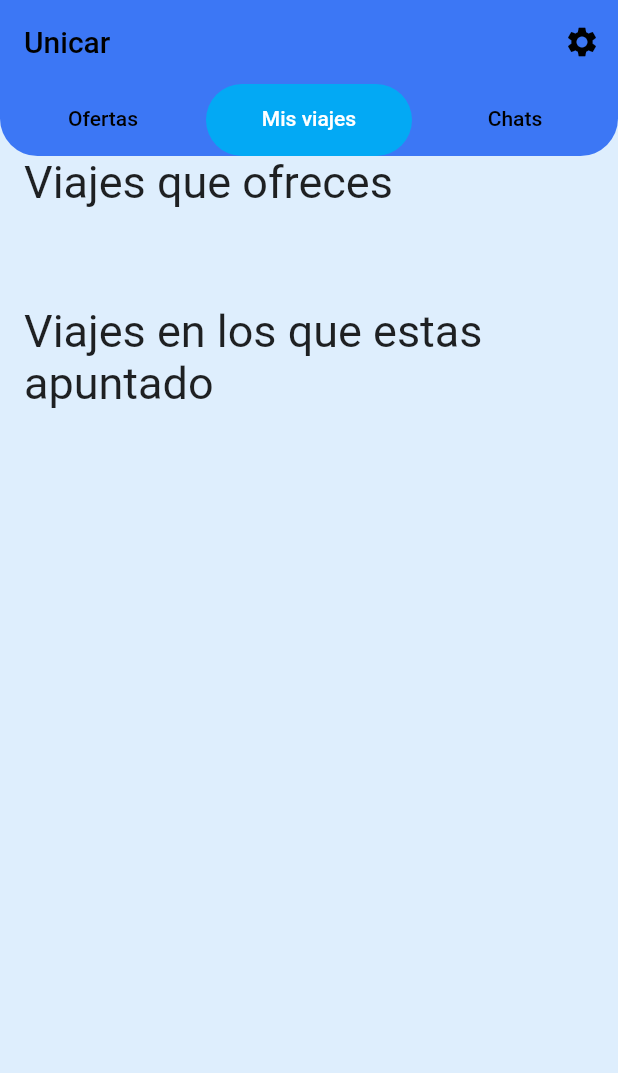
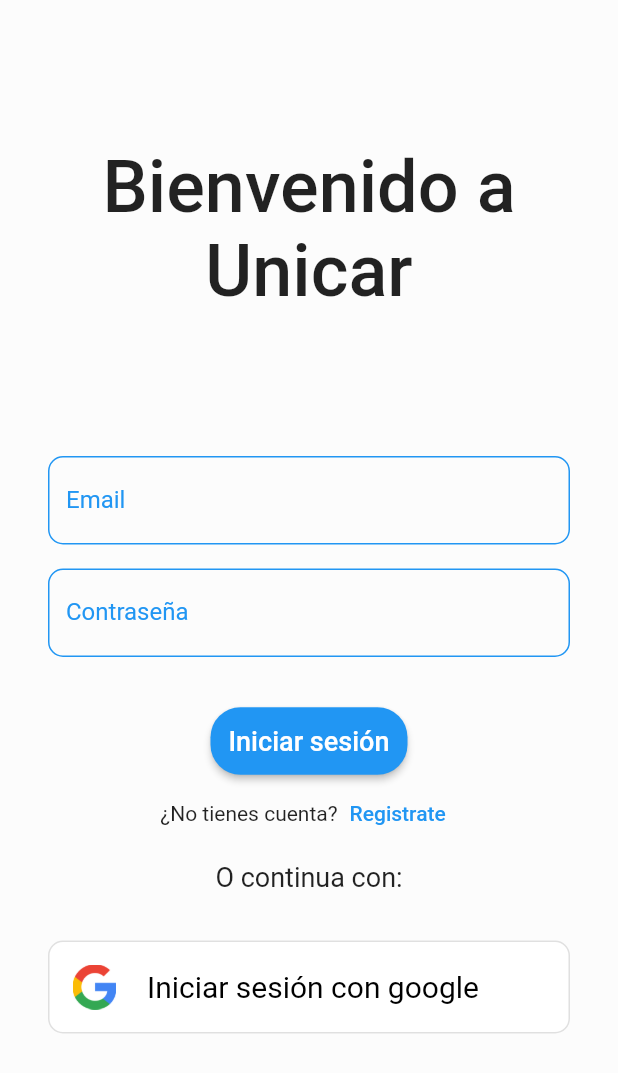
Before and after one commit to BryanVL/unicar, a Flutter app: the screen it shows after launch, on a phone screen of 412 x 824 dp. Shown: the top 1073 px of the screen. Run offline on Flutter 3.47's test engine with Material 2 defaults, Android fonts, the light colour scheme and no system bars; our stand-ins replace flutter_riverpod, riverpod_annotation, string_validator, supabase_flutter; accounts and stored records are empty.

Commit message:
Registro e iniciar sesión WIP

```diff
--- a/lib/main.dart
+++ b/lib/main.dart
@@ -5,8 +5,10 @@ import 'package:unicar/screens/chats_screen.dart';
 import 'package:unicar/screens/configuracion_screen.dart';
 import 'package:unicar/screens/crear_oferta_screen.dart';
 import 'package:unicar/screens/filtrar_screen.dart';
+import 'package:unicar/screens/login_screen.dart';
 import 'package:unicar/screens/mis_viajes_screen.dart';
 import 'package:unicar/screens/ofertas_screen.dart';
+import 'package:unicar/screens/register_screen.dart';
 import 'package:unicar/screens/tab_bar_screen.dart';
 
 Future<void> main() async {
@@ -34,7 +36,8 @@ class MyApp extends StatelessWidget {
         primarySwatch: Colors.blue,
         primaryColor: Colors.blue,
         brightness: Brightness.light,
-          scaffoldBackgroundColor: const Color.fromARGB(255, 222, 238, 253),
+        scaffoldBackgroundColor: Color.fromARGB(255, 252, 252,
+            252), //Color.fromARGB(255, 251, 255, 255), //const Color.fromARGB(255, 222, 238, 253),
         iconTheme: const IconThemeData(
           color: Colors.black,
         ),
@@ -59,15 +62,18 @@ class MyApp extends StatelessWidget {
         ),
         buttonTheme: const ButtonThemeData(
           textTheme: ButtonTextTheme.primary,
-          )),
-      home: const TabBarScreen(title: 'Unicar'),
+        ),
+      ),
+      home: const LoginScreen(), //const TabBarScreen(title: 'Unicar'),
       routes: {
+        TabBarScreen.kRouteName: (context) => const TabBarScreen(title: 'Unicar'),
         OfertasScreen.kRouteName: (ctx) => const OfertasScreen(),
         MisViajesScreen.kRouteName: (context) => const MisViajesScreen(),
         ChatsScreen.kRouteName: (context) => const ChatsScreen(),
         CrearOferta.kRouteName: (context) => const CrearOferta(),
         FiltrarScreen.kRouteName: (context) => const FiltrarScreen(),
         ConfiguracionScreen.kRouteName: (context) => const ConfiguracionScreen(),
+        RegisterScreen.kRouteName: (context) => const RegisterScreen(),
       },
     );
   }
--- a/lib/providers/oferta_provider.dart
+++ b/lib/providers/oferta_provider.dart
@@ -241,11 +241,6 @@ class OfertasDisponiblesController extends r.AsyncNotifier<List<Oferta>> {
     eliminarOferta(oferta.id);
   }
 
-  Future<void> actualizarDatos() async {
-    final datos = await _inicializarLista();
-    state = AsyncValue.data(datos);
-  }
-
   void filtrar(String origen, String destino, String hora) {
     List<Oferta> nuevoEstado = [];
     List<Oferta> aux = [];
--- a/lib/screens/login_screen.dart
+++ b/lib/screens/login_screen.dart
@@ -0,0 +1,144 @@
+import 'package:flutter/material.dart';
+import 'package:flutter_riverpod/flutter_riverpod.dart';
+import 'package:unicar/screens/register_screen.dart';
+import 'package:unicar/widgets/buttons.dart';
+import 'package:unicar/widgets/textform.dart';
+import 'package:string_validator/string_validator.dart';
+
+class LoginScreen extends ConsumerStatefulWidget {
+  const LoginScreen({super.key});
+
+  @override
+  ConsumerState<ConsumerStatefulWidget> createState() => _LoginScreenState();
+}
+
+class _LoginScreenState extends ConsumerState<LoginScreen> {
+  final _formKey = GlobalKey<FormState>();
+  final correoController = TextEditingController();
+  final passController = TextEditingController();
+  @override
+  Widget build(BuildContext context) {
+    return Scaffold(
+      backgroundColor:
+          const Color.fromARGB(255, 252, 252, 252), //const Color.fromARGB(255, 245, 254, 255),
+      body: SingleChildScrollView(
+        child: Form(
+          key: _formKey,
+          child: Column(
+            mainAxisAlignment: MainAxisAlignment.center,
+            crossAxisAlignment: CrossAxisAlignment.center,
+            children: [
+              const Padding(
+                padding: EdgeInsets.only(top: 96.0, bottom: 64),
+                child: Text(
+                  textAlign: TextAlign.center,
+                  'Bienvenido a Unicar',
+                  style: TextStyle(
+                    fontWeight: FontWeight.w500,
+                    fontSize: 48,
+                  ),
+                ),
+              ),
+              Padding(
+                padding: const EdgeInsets.only(top: 32, bottom: 16.0, left: 32, right: 32),
+                child: MyTextForm(
+                  controlador: correoController,
+                  tipoTeclado: TextInputType.emailAddress,
+                  label: 'Email',
+                  funcionValidacion: (String? value) {
+                    if (!isEmail(value ?? '')) {
+                      return 'Email no valido';
+                    }
+
+                    return null;
+                  },
+                ),
+              ),
+              Padding(
+                padding: const EdgeInsets.only(bottom: 32.0, left: 32, right: 32),
+                child: MyTextForm(
+                  controlador: passController,
+                  esconder: true,
+                  label: 'Contraseña',
+                  funcionValidacion: (String? value) {
+                    if (value == null || value.isEmpty) {
+                      return 'La contraseña no puede estar vacia';
+                    }
+                    return null;
+                  },
+                ),
+              ),
+              boton(
+                //TODO funcion para iniciar sesión
+                funcion: () {
+                  if (_formKey.currentState!.validate()) {}
+                },
+                textoBoton: 'Iniciar sesión',
+                paddingTodo: 12,
+                textSize: 18,
+              ),
+              Row(
+                mainAxisAlignment: MainAxisAlignment.center,
+                children: [
+                  const Text('¿No tienes cuenta?'),
+                  TextButton(
+                    onPressed: () {
+                      Navigator.of(context).pushNamed(RegisterScreen.kRouteName);
+                    },
+                    child: const Text('Registrate'),
+                  )
+                ],
+              ),
+              const Padding(
+                padding: EdgeInsets.only(top: 8.0),
+                child: Text(
+                  'O continua con:',
+                  style: TextStyle(fontSize: 18),
+                ),
+              ),
+              Padding(
+                padding: const EdgeInsets.all(32.0),
+                child: OutlinedButton(
+                  style: OutlinedButton.styleFrom(
+                    shape: const RoundedRectangleBorder(
+                      borderRadius: BorderRadius.all(
+                        Radius.circular(10),
+                      ),
+                    ),
+                    backgroundColor: Colors.white,
+                    padding: const EdgeInsets.all(16),
+                    alignment: Alignment.center,
+                    textStyle: const TextStyle(
+                      fontSize: 18,
+                      color: Colors.black,
+                    ),
+                  ),
+                  onPressed: () {},
+                  child: Row(
+                    children: const [
+                      Image(
+                        height: 30,
+                        width: 30,
+                        image: AssetImage(
+                          'lib/assets/googleIcon.png',
+                        ),
+                      ),
+                      SizedBox(
+                        width: 20,
+                      ),
+                      Text(
+                        'Iniciar sesión con google',
+                        textAlign: TextAlign.center,
+                        style: TextStyle(color: Colors.black, fontSize: 20),
+                      )
+                    ],
+                  ),
+                ),
+              )
+            ],
+          ),
+        ),
+      ),
+    );
+  }
+}
--- a/lib/screens/ofertas_screen.dart
+++ b/lib/screens/ofertas_screen.dart
@@ -2,6 +2,8 @@ import 'package:flutter/material.dart';
 import 'package:flutter_riverpod/flutter_riverpod.dart';
 import 'package:unicar/models/oferta.dart';
 import 'package:unicar/providers/oferta_provider.dart';
+import 'package:unicar/screens/crear_oferta_screen.dart';
+import 'package:unicar/screens/filtrar_screen.dart';
 import 'package:unicar/widgets/buttons.dart';
 
 import '../models/tarjetaViaje.dart';
@@ -32,7 +34,7 @@ class OfertasScreen extends ConsumerWidget {
                   paddingRight: 64,
                   textoBoton: 'Filtrar',
                   funcion: () {
-                    Navigator.of(context).pushNamed('/Filtrar');
+                    Navigator.of(context).pushNamed(FiltrarScreen.kRouteName);
                   },
                 ),
               ),
@@ -75,7 +77,7 @@ class OfertasScreen extends ConsumerWidget {
       floatingActionButton: FloatingActionButton.extended(
         backgroundColor: const Color.fromARGB(255, 60, 119, 245),
         onPressed: () {
-          Navigator.of(context).pushNamed('/CrearOferta');
+          Navigator.of(context).pushNamed(CrearOferta.kRouteName);
         },
         label: const Text('Publicar oferta'),
         icon: const Icon(Icons.add),
--- a/lib/widgets/appbar.dart
+++ b/lib/widgets/appbar.dart
@@ -1,4 +1,5 @@
 import 'package:flutter/material.dart';
+import 'package:unicar/screens/configuracion_screen.dart';
 
 class MyAppbar extends StatelessWidget {
   const MyAppbar({super.key, required this.tabController});
@@ -15,7 +16,7 @@ class MyAppbar extends StatelessWidget {
       actions: [
         IconButton(
           onPressed: () {
-            Navigator.of(context).pushNamed('/Configuracion');
+            Navigator.of(context).pushNamed(ConfiguracionScreen.kRouteName);
           },
           icon: Icon(
             Icons.settings,
--- a/lib/widgets/buttons.dart
+++ b/lib/widgets/buttons.dart
@@ -11,6 +11,7 @@ class boton extends StatelessWidget {
     this.paddingRight,
     this.paddingTodo,
     this.colorBoton,
+    this.textSize,
   });
   final VoidCallback funcion;
   final String textoBoton;
@@ -20,6 +21,7 @@ class boton extends StatelessWidget {
   final double? paddingRight;
   final double? paddingTodo;
   final Color? colorBoton;
+  final double? textSize;
   @override
   Widget build(BuildContext context) {
     return ElevatedButton(
@@ -36,7 +38,12 @@ class boton extends StatelessWidget {
         ),
       ),
       onPressed: funcion,
-      child: Text(textoBoton),
+      child: Text(
+        textoBoton,
+        style: TextStyle(
+          fontSize: textSize,
+        ),
+      ),
     );
   }
 }
--- a/lib/widgets/textform.dart
+++ b/lib/widgets/textform.dart
@@ -10,6 +10,7 @@ class MyTextForm extends StatelessWidget {
     this.tipoInput,
     this.tipoTeclado,
     this.hint,
+    this.esconder,
   });
   final TextEditingController controlador;
   final String label;
@@ -17,6 +18,7 @@ class MyTextForm extends StatelessWidget {
   final String? Function(String?)? funcionValidacion;
   final List<TextInputFormatter>? tipoInput;
   final TextInputType? tipoTeclado;
+  final bool? esconder;
 
   @override
   Widget build(BuildContext context) {
@@ -25,6 +27,7 @@ class MyTextForm extends StatelessWidget {
       keyboardType: tipoTeclado,
       inputFormatters: tipoInput,
       validator: funcionValidacion,
+      obscureText: esconder ?? false,
       decoration: InputDecoration(
         focusedBorder: const OutlineInputBorder(
           borderRadius: BorderRadius.all(
```
Also changed, not shown: lib/screens/register_screen.dart (+133 -0 lines), pubspec.yaml (+8 -1 lines), lib/assets/googleIcon.png (added), pubspec.lock. Lines whose indentation alone changed are shown as unchanged.
